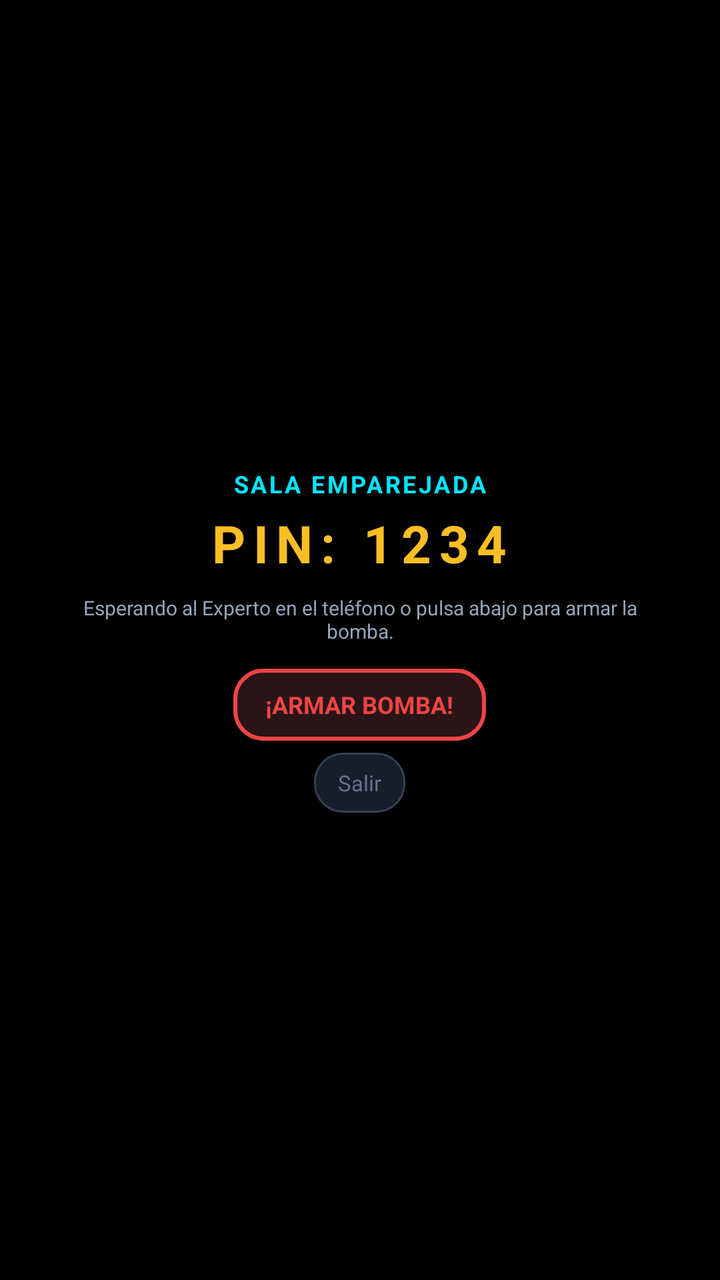
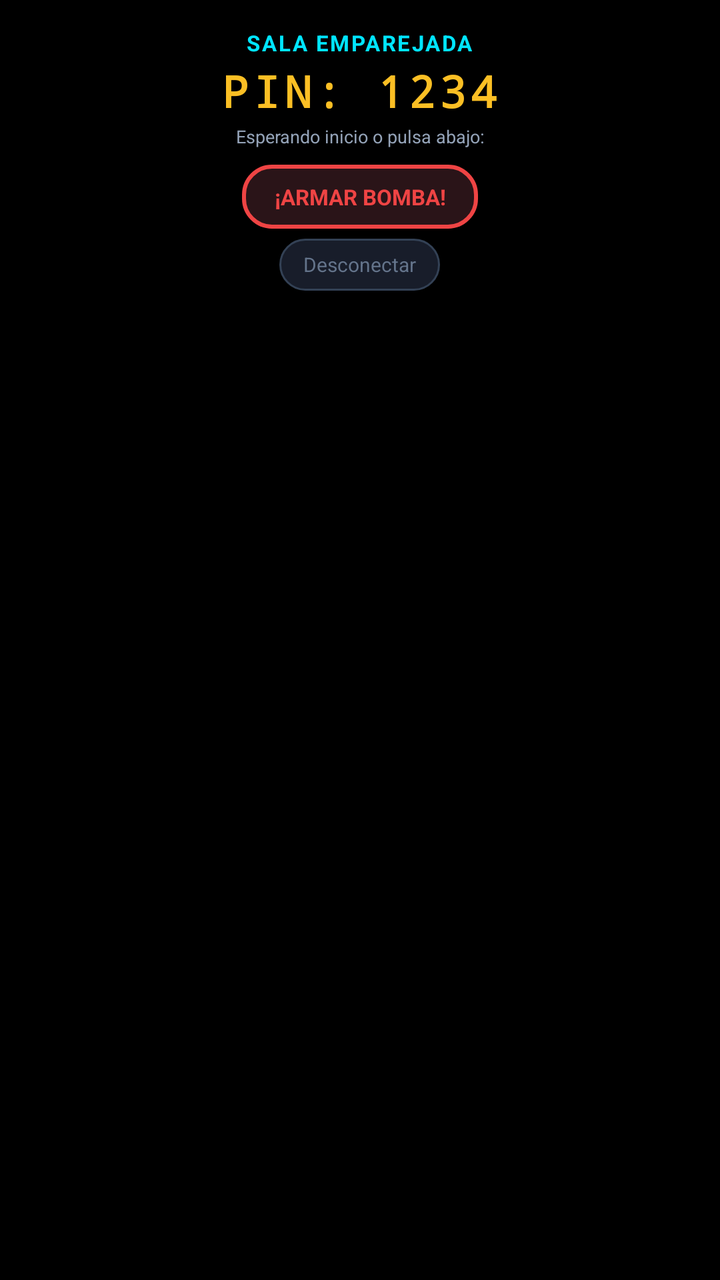

Compare the two renders of this Android layout. The source of the first and the diff that turns it into the second are given below.
<!-- AndroidManifest.xml: application theme AppTheme -->
<!-- res/layout/view_lobby.xml -->
<?xml version="1.0" encoding="utf-8"?>
<LinearLayout xmlns:android="http://schemas.android.com/apk/res/android"
    android:layout_width="match_parent"
    android:layout_height="match_parent"
    android:orientation="vertical"
    android:gravity="center"
    android:background="@color/bg_black"
    android:paddingStart="24dp"
    android:paddingEnd="24dp"
    android:paddingTop="28dp"
    android:paddingBottom="28dp">

    <TextView
        android:layout_width="wrap_content"
        android:layout_height="wrap_content"
        android:text="SALA EMPAREJADA"
        android:textColor="@color/accent_cyan"
        android:textSize="12sp"
        android:textStyle="bold"
        android:letterSpacing="0.1" />

    <TextView
        android:id="@+id/tvLobbyPin"
        android:layout_width="wrap_content"
        android:layout_height="wrap_content"
        android:layout_marginTop="4dp"
        android:text="PIN: 1234"
        android:textColor="@color/warning_yellow"
        android:textSize="26sp"
        android:textStyle="bold"
        android:letterSpacing="0.15" />

    <TextView
        android:id="@+id/tvLobbyStatus"
        android:layout_width="wrap_content"
        android:layout_height="wrap_content"
        android:layout_marginTop="8dp"
        android:text="Esperando al Experto en el teléfono o pulsa abajo para armar la bomba."
        android:textColor="@color/text_secondary"
        android:textSize="10sp"
        android:gravity="center" />

    <TextView
        android:id="@+id/btnLobbyStart"
        android:layout_width="wrap_content"
        android:layout_height="36dp"
        android:layout_marginTop="12dp"
        android:text="¡ARMAR BOMBA!"
        android:textColor="@color/danger_red"
        android:textSize="12sp"
        android:textStyle="bold"
        android:background="@drawable/btn_round_red"
        android:gravity="center"
        android:paddingStart="16dp"
        android:paddingEnd="16dp"
        android:clickable="true"
        android:focusable="true" />

    <TextView
        android:id="@+id/btnLobbyDisconnect"
        android:layout_width="wrap_content"
        android:layout_height="30dp"
        android:layout_marginTop="6dp"
        android:text="Salir"
        android:textColor="@color/text_muted"
        android:textSize="11sp"
        android:background="@drawable/btn_round_dark"
        android:gravity="center"
        android:paddingStart="12dp"
        android:paddingEnd="12dp"
        android:clickable="true"
        android:focusable="true" />

</LinearLayout>
<!-- resources referenced by this layout -->
<resources>
  <color name="accent_cyan">#00E5FF</color>
  <color name="bg_black">#000000</color>
  <color name="danger_red">#EF4444</color>
  <color name="text_muted">#64748B</color>
  <color name="text_secondary">#94A3B8</color>
  <color name="warning_yellow">#FBBF24</color>
  <!-- drawable btn_round_dark (drawable) -->
  <?xml version="1.0" encoding="utf-8"?>
  <shape xmlns:android="http://schemas.android.com/apk/res/android"
      android:shape="rectangle">
      <corners android:radius="14dp" />
      <solid android:color="#181D2A" />
      <stroke android:width="1dp" android:color="#334155" />
  </shape>
  <!-- drawable btn_round_red (drawable) -->
  <?xml version="1.0" encoding="utf-8"?>
  <shape xmlns:android="http://schemas.android.com/apk/res/android"
      android:shape="rectangle">
      <corners android:radius="14dp" />
      <solid android:color="#2A1418" />
      <stroke android:width="2dp" android:color="#EF4444" />
  </shape>
  <style name="AppTheme" parent="Theme.AppCompat.NoActionBar">
          <item name="android:windowBackground">@color/bg_black</item>
          <item name="android:colorBackground">@color/bg_black</item>
          <item name="colorPrimary">@color/colorPrimary</item>
          <item name="colorPrimaryDark">@color/colorPrimaryDark</item>
          <item name="colorAccent">@color/colorAccent</item>
          <item name="windowActionBar">false</item>
          <item name="windowNoTitle">true</item>
      </style>
  <color name="colorPrimary">#E63946</color>
  <color name="colorPrimaryDark">#000000</color>
  <color name="colorAccent">#00E5FF</color>
</resources>

<!-- the commit's change to res/layout/view_lobby.xml (unified diff, before → after) -->
@@ -3,51 +3,52 @@
     android:layout_width="match_parent"
     android:layout_height="match_parent"
     android:orientation="vertical"
-    android:gravity="center"
+    android:gravity="center_horizontal"
     android:background="@color/bg_black"
-    android:paddingStart="24dp"
-    android:paddingEnd="24dp"
-    android:paddingTop="28dp"
-    android:paddingBottom="28dp">
+    android:paddingStart="16dp"
+    android:paddingEnd="16dp"
+    android:paddingTop="14dp"
+    android:paddingBottom="10dp">
 
     <TextView
         android:layout_width="wrap_content"
         android:layout_height="wrap_content"
         android:text="SALA EMPAREJADA"
         android:textColor="@color/accent_cyan"
-        android:textSize="12sp"
+        android:textSize="11sp"
         android:textStyle="bold"
-        android:letterSpacing="0.1" />
+        android:letterSpacing="0.08" />
 
     <TextView
         android:id="@+id/tvLobbyPin"
         android:layout_width="wrap_content"
         android:layout_height="wrap_content"
-        android:layout_marginTop="4dp"
+        android:layout_marginTop="2dp"
         android:text="PIN: 1234"
         android:textColor="@color/warning_yellow"
-        android:textSize="26sp"
+        android:textSize="22sp"
         android:textStyle="bold"
-        android:letterSpacing="0.15" />
+        android:fontFamily="monospace"
+        android:letterSpacing="0.1" />
 
     <TextView
         android:id="@+id/tvLobbyStatus"
         android:layout_width="wrap_content"
         android:layout_height="wrap_content"
-        android:layout_marginTop="8dp"
-        android:text="Esperando al Experto en el teléfono o pulsa abajo para armar la bomba."
+        android:layout_marginTop="2dp"
+        android:text="Esperando inicio o pulsa abajo:"
         android:textColor="@color/text_secondary"
-        android:textSize="10sp"
+        android:textSize="9sp"
         android:gravity="center" />
 
     <TextView
         android:id="@+id/btnLobbyStart"
         android:layout_width="wrap_content"
-        android:layout_height="36dp"
-        android:layout_marginTop="12dp"
+        android:layout_height="32dp"
+        android:layout_marginTop="8dp"
         android:text="¡ARMAR BOMBA!"
         android:textColor="@color/danger_red"
-        android:textSize="12sp"
+        android:textSize="11sp"
         android:textStyle="bold"
         android:background="@drawable/btn_round_red"
         android:gravity="center"
@@ -59,11 +60,11 @@
     <TextView
         android:id="@+id/btnLobbyDisconnect"
         android:layout_width="wrap_content"
-        android:layout_height="30dp"
-        android:layout_marginTop="6dp"
-        android:text="Salir"
+        android:layout_height="26dp"
+        android:layout_marginTop="5dp"
+        android:text="Desconectar"
         android:textColor="@color/text_muted"
-        android:textSize="11sp"
+        android:textSize="10sp"
         android:background="@drawable/btn_round_dark"
         android:gravity="center"
         android:paddingStart="12dp"
